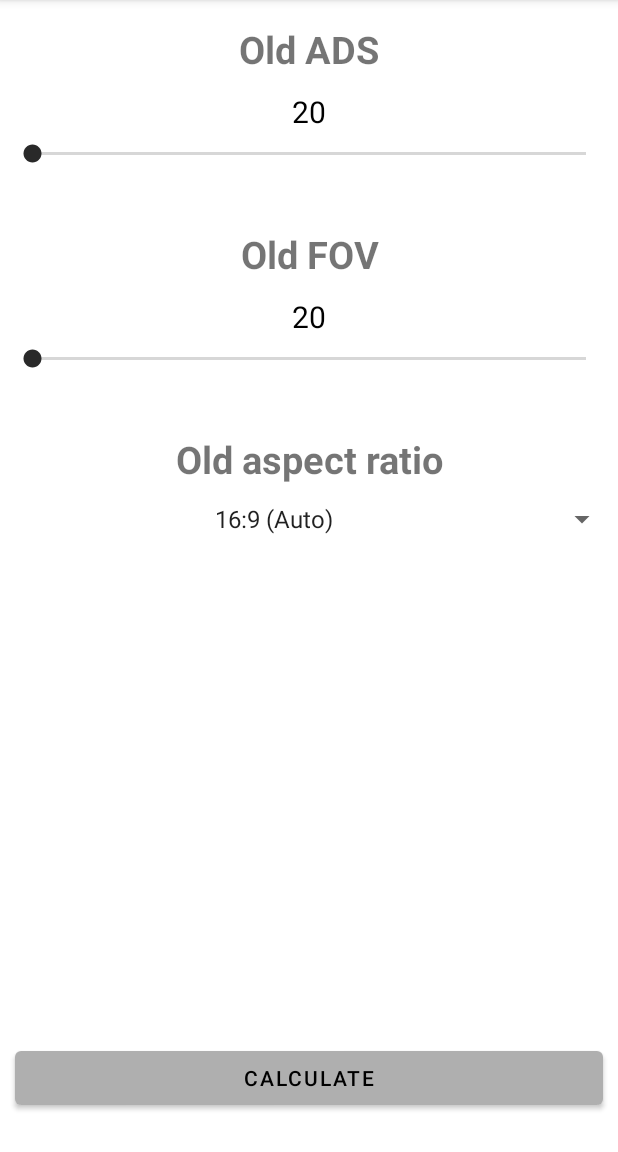
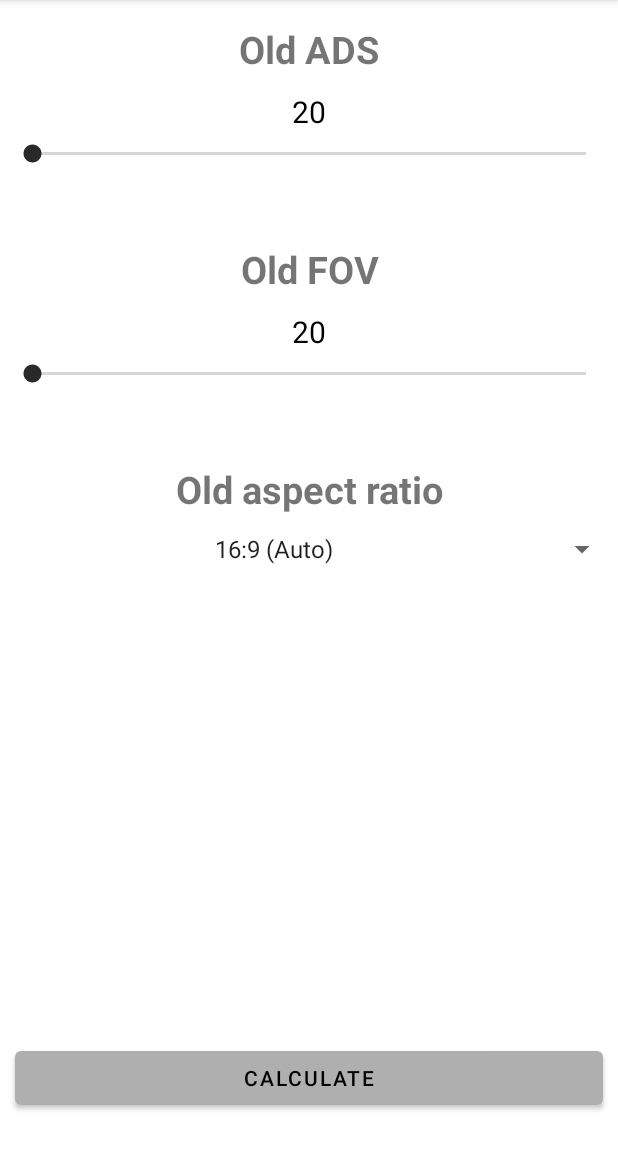
Before and after one commit to antonkesy/r6adssensitivitycalculator-android, an Android app: the screen it shows after launch (MainActivity), on a phone screen of 412 x 824 dp, the part 84-1236 px from its top. Run offline under Robolectric (Android 15) with nearby library versions, the phone set to English and light mode, and no system bars.

Commit message:
update margin old value group

```diff
--- a/r6adssensitivitycalculator/app/src/main/res/values/styles.xml
+++ b/r6adssensitivitycalculator/app/src/main/res/values/styles.xml
@@ -64,7 +64,7 @@
     <style name="oldLinearLayoutGroup">
         <item name="android:layout_width">match_parent</item>
         <item name="android:layout_height">wrap_content</item>
-        <item name="android:layout_marginBottom">25dp</item>
+        <item name="android:layout_marginBottom">35dp</item>
         <item name="android:orientation">vertical</item>
 
     </style>
```
